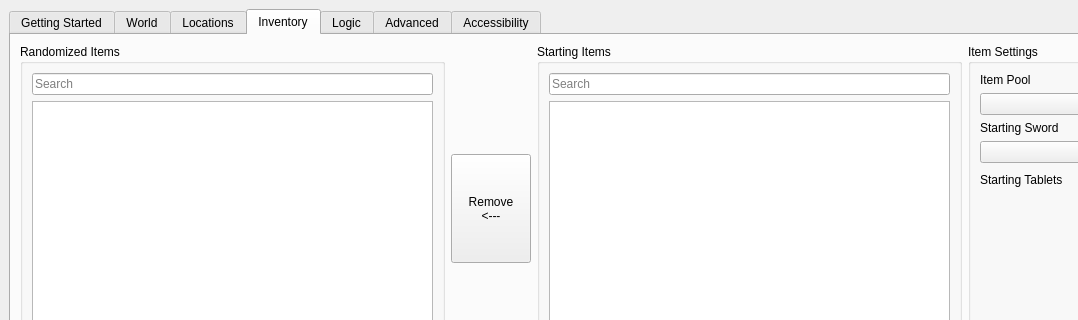
First picture: the form in gui/ui/main.ui, repository mint-choc-chip-skyblade/sshd-rando, before the edit; both pictures show x 0 to 1078 and y 0 to 320 of the 1200 by 800 pixel window.
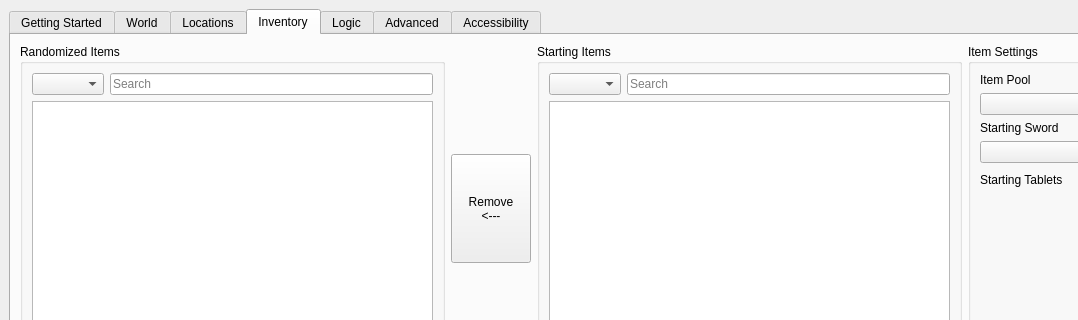
Second picture: the form after the edit. The open tabs and pages were chosen to show the change.

Commit message: Add type filters to starting inventory gui setting

```diff
--- a/gui/ui/main.ui
+++ b/gui/ui/main.ui
@@ -1294,6 +1294,11 @@
           </property>
           <layout class="QVBoxLayout" name="verticalLayout_15">
            <item>
+            <layout class="QHBoxLayout" name="randomized_items_filter_layout">
+             <item>
+              <widget class="QComboBox" name="randomized_items_type_filter"/>
+             </item>
+             <item>
             <widget class="QLineEdit" name="randomized_items_free_search">
              <property name="text">
               <string/>
@@ -1306,6 +1311,8 @@
              </property>
             </widget>
            </item>
+            </layout>
+           </item>
            <item>
             <widget class="QListView" name="randomized_items_list_view">
              <property name="sizePolicy">
@@ -1338,6 +1345,11 @@
           </property>
           <layout class="QVBoxLayout" name="verticalLayout_11">
            <item>
+            <layout class="QHBoxLayout" name="starting_items_filter_layout">
+             <item>
+              <widget class="QComboBox" name="starting_items_type_filter"/>
+             </item>
+             <item>
             <widget class="QLineEdit" name="starting_items_free_search">
              <property name="text">
               <string/>
@@ -1349,6 +1361,8 @@
               <bool>true</bool>
              </property>
             </widget>
+             </item>
+            </layout>
            </item>
            <item>
             <widget class="QListView" name="starting_items_list_view">
```
Left out of the diff: 6 changed lines with no effect on the pictures. Lines whose indentation alone changed are shown as unchanged. The commit also changes 4 other files.
